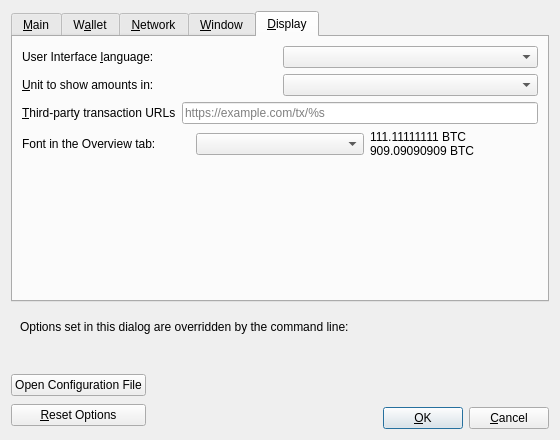
This is taox-core/src/qt/forms/optionsdialog.ui in Xnuva-Blockchain-Project/Denzuve as Qt 5 draws it before an edit. The edited form follows.
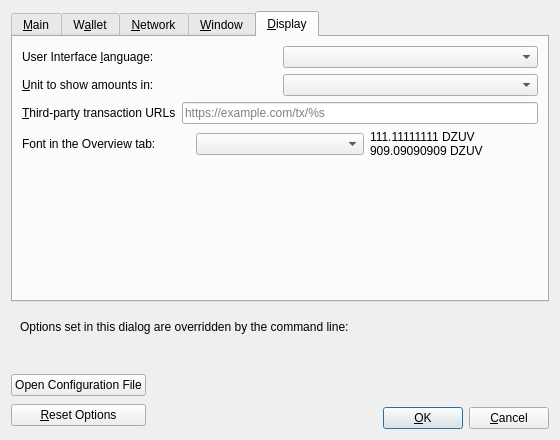
This is the edited form. The open tabs and pages were chosen to show the change. Custom widgets are drawn as their Qt base class.

Diff of the .ui file:
```diff
--- a/taox-core/src/qt/forms/optionsdialog.ui
+++ b/taox-core/src/qt/forms/optionsdialog.ui
@@ -779,8 +779,8 @@
          <item>
           <widget class="QLabel" name="moneyFont_preview">
            <property name="text">
-            <string notr="true">111.11111111 BTC
-909.09090909 BTC</string>
+            <string notr="true">111.11111111 DZUV
+909.09090909 DZUV</string>
            </property>
           </widget>
          </item>
```
Left out of the diff: 6 changed lines with no effect on the pictures.
